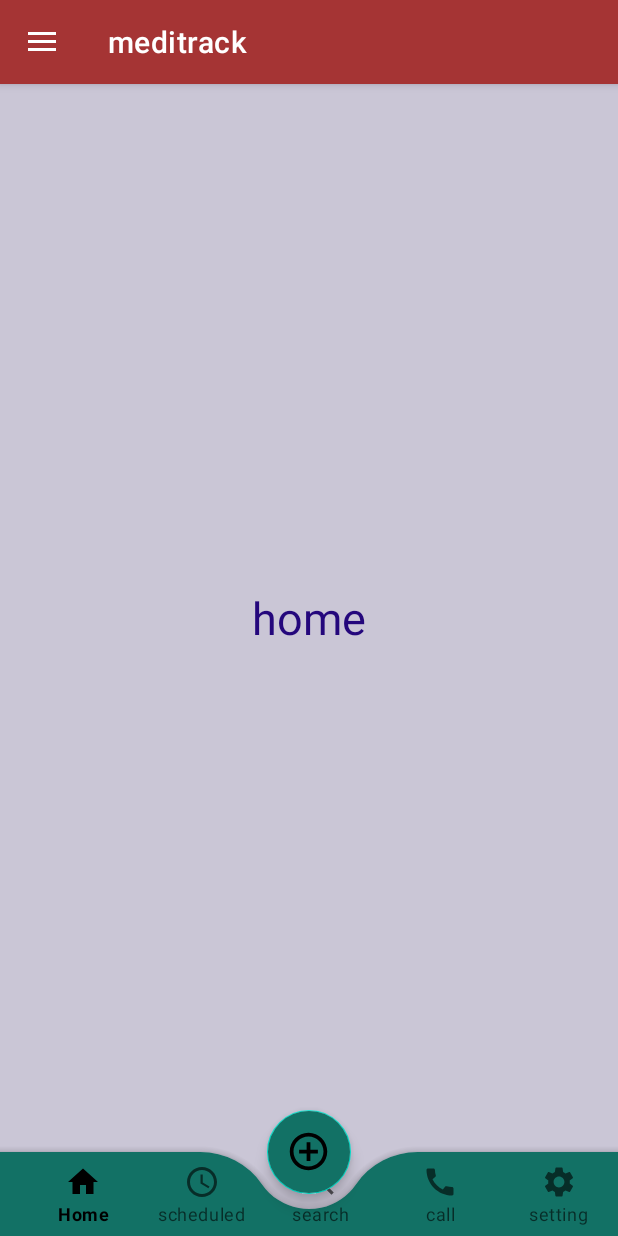
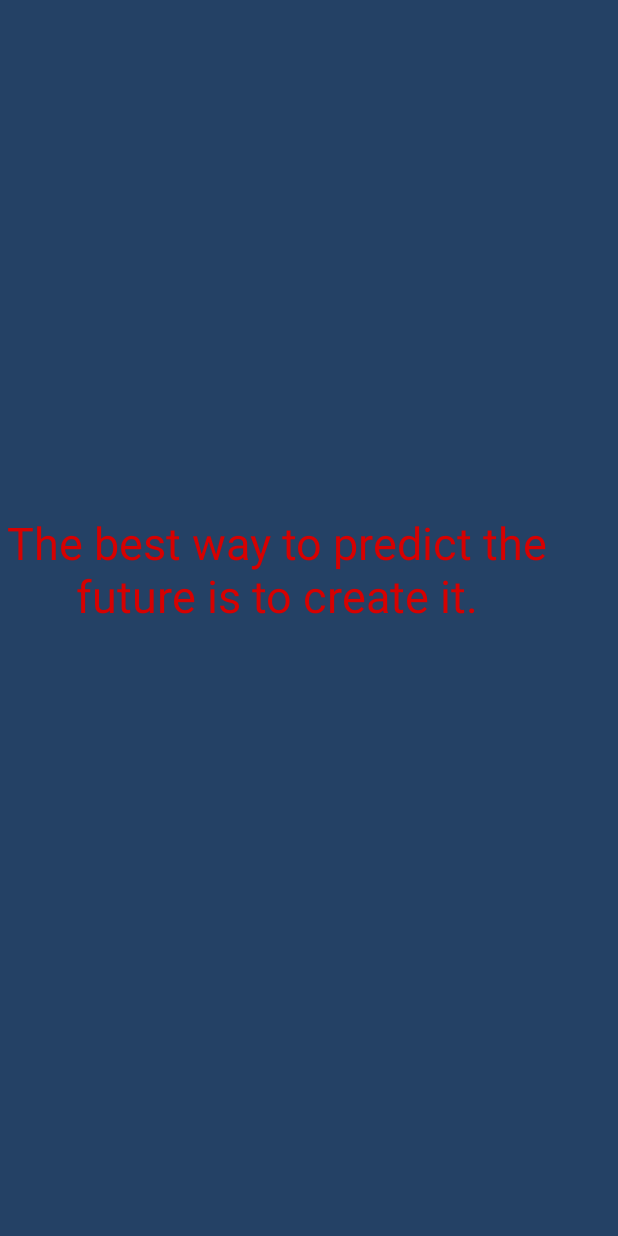
Before and after one commit to Rikeshyadav/meditrack, an Android app: the Mainhomepage2 screen opened directly, with no data from a screen before it, after a tap on "search", on a phone screen of 412 x 824 dp. Run offline under Robolectric (Android 15) with nearby library versions, the phone set to English and light mode, and no system bars.

Commit message:
plus activity

```diff
--- a/app/src/main/AndroidManifest.xml
+++ b/app/src/main/AndroidManifest.xml
@@ -12,6 +12,9 @@
         android:supportsRtl="true"
         android:theme="@style/Theme.Trackhealth"
         tools:targetApi="31">
+        <activity
+            android:name=".MainplusActivity3"
+            android:exported="false" />
         <activity
             android:name=".Mainhomepage2"
             android:exported="false" />
--- a/app/src/main/java/com/example/trackhealth/Mainhomepage2.java
+++ b/app/src/main/java/com/example/trackhealth/Mainhomepage2.java
@@ -11,6 +11,7 @@ import androidx.fragment.app.Fragment;
 import androidx.fragment.app.FragmentManager;
 import androidx.fragment.app.FragmentTransaction;
 
+import android.content.Intent;
 import android.os.Bundle;
 import android.view.MenuItem;
 import android.view.View;
@@ -60,17 +61,17 @@ public class Mainhomepage2 extends AppCompatActivity  implements NavigationView.
                 else if (itemId==R.id.bottom_schedule){
                     openFragment(new ScheduledFragment());
                 }
-                else if(itemId==R.id.bottom_search){
+               else if(itemId==R.id.bottom_search){
                 openFragment(new SearchFragment());
                 }
                   else if(itemId==R.id.bottom_call){
                     openFragment(new CallFragment());
                 }
-                else if(itemId==R.id.bottom_setting){
+              /*  else if(itemId==R.id.bottom_setting){
                     openFragment(new SettingFragment());
 
                 }
-
+*/
                 return false;
             }
         });
@@ -80,6 +81,8 @@ public class Mainhomepage2 extends AppCompatActivity  implements NavigationView.
         @Override
         public void onClick(View v) {
            Toast.makeText(Mainhomepage2.this,"add person",Toast.LENGTH_SHORT).show();
+            Intent fab=new Intent(Mainhomepage2.this,MainplusActivity3.class);
+            startActivity(fab);
         }
     });
 
--- /dev/null
+++ b/app/src/main/java/com/example/trackhealth/MainplusActivity3.java
@@ -0,0 +1,14 @@
+package com.example.trackhealth;
+
+import androidx.appcompat.app.AppCompatActivity;
+
+import android.os.Bundle;
+
+public class MainplusActivity3 extends AppCompatActivity {
+
+    @Override
+    protected void onCreate(Bundle savedInstanceState) {
+        super.onCreate(savedInstanceState);
+        setContentView(R.layout.activity_mainplus3);
+    }
+}
--- a/app/src/main/res/layout/activity_mainhomepage2.xml
+++ b/app/src/main/res/layout/activity_mainhomepage2.xml
@@ -35,7 +35,7 @@
                 android:layout_height="wrap_content"
                 android:layout_gravity="bottom"
                 android:backgroundTint="#127165"
-                app:fabCradleMargin="10dp"
+                app:fabCradleMargin="7dp"
                 app:fabCradleRoundedCornerRadius="50dp">
 
                 <com.google.android.material.bottomnavigation.BottomNavigationView
@@ -56,7 +56,7 @@
                 android:contentDescription="search"
                 android:id="@+id/fab"
                 app:layout_anchor="@id/bottomAppbar"
-                app:maxImageSize="30dp"
+                app:maxImageSize="40dp"
                 android:tint="@color/black"/>
         </androidx.coordinatorlayout.widget.CoordinatorLayout>
 
--- /dev/null
+++ b/app/src/main/res/layout/activity_mainplus3.xml
@@ -0,0 +1,21 @@
+<?xml version="1.0" encoding="utf-8"?>
+<RelativeLayout xmlns:android="http://schemas.android.com/apk/res/android"
+    xmlns:app="http://schemas.android.com/apk/res-auto"
+    xmlns:tools="http://schemas.android.com/tools"
+    android:layout_width="match_parent"
+    android:layout_height="match_parent"
+    android:background="#244165"
+    tools:context=".MainplusActivity3">
+
+    <TextView
+        android:layout_width="wrap_content"
+        android:layout_height="wrap_content"
+        android:layout_alignParentEnd="true"
+        android:layout_marginTop="341dp"
+        android:layout_marginEnd="44dp"
+        android:gravity="center"
+        android:textSize="30sp"
+        android:text="The best way to predict the future is to create it."
+        android:textColor="#D60101" />
+
+</RelativeLayout>
--- a/app/src/main/res/menu/bottom_navigation_menu.xml
+++ b/app/src/main/res/menu/bottom_navigation_menu.xml
@@ -15,7 +15,7 @@
     <item android:id="@+id/bottom_call"
         android:title="call"
         android:icon="@drawable/baseline_call_24"/>
-    <item android:id="@+id/bottom_setting"
+   <!-- <item android:id="@+id/bottom_setting"
         android:title="setting"
-        android:icon="@drawable/baseline_settings_24"/>
+        android:icon="@drawable/baseline_settings_24"/>-->
 </menu>
```
